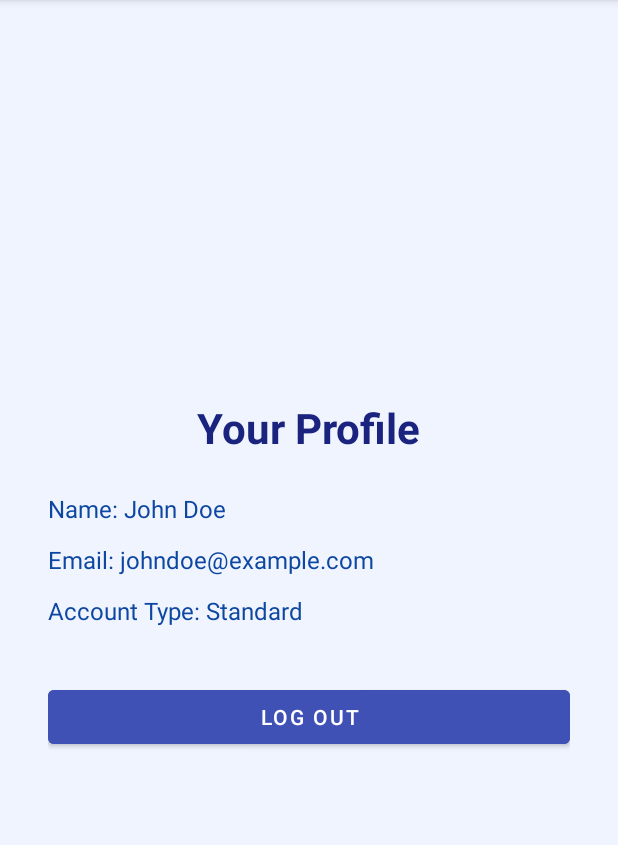
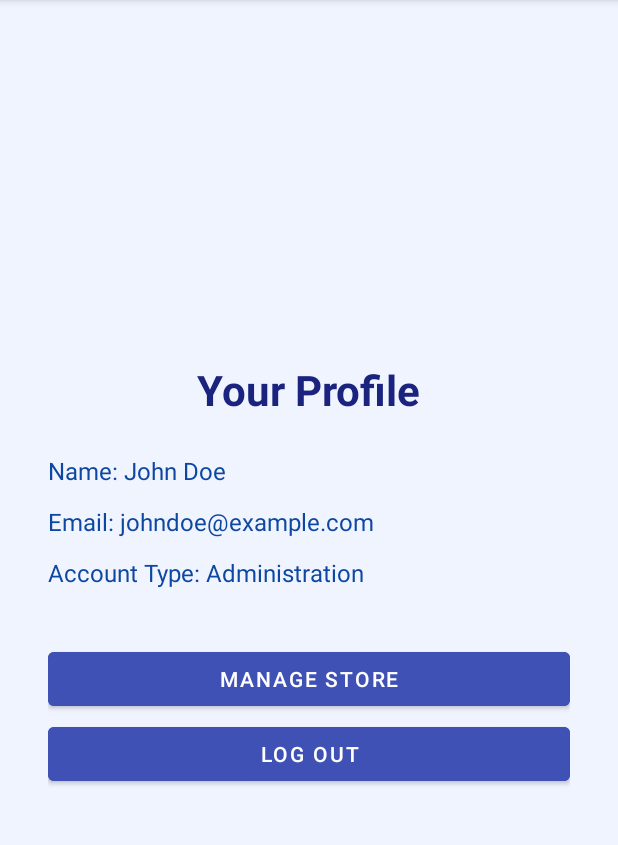
Before and after one commit to Elly08903/BinBuddy, an Android app: the ProfileActivity screen opened directly, with no data from a screen before it, on a phone screen of 412 x 824 dp, the part 84-929 px from its top. Run offline under Robolectric (Android 15) with nearby library versions, the phone set to English and light mode, and no system bars.

Commit message:
Added basic admin navigation

```diff
--- a/app/src/main/AndroidManifest.xml
+++ b/app/src/main/AndroidManifest.xml
@@ -28,6 +28,7 @@
         <activity android:name=".ItemDetailActivity" />
         <activity android:name=".ProfileActivity" />
         <activity android:name=".SettingsActivity" />
+        <activity android:name=".AdminNavActivity" />
 
     </application>
 
--- a/app/src/main/java/com/example/binbuddy/ProfileActivity.kt
+++ b/app/src/main/java/com/example/binbuddy/ProfileActivity.kt
@@ -1,11 +1,19 @@
 package com.example.binbuddy
 
+import android.content.Intent
 import android.os.Bundle
+import android.widget.Button
 import androidx.appcompat.app.AppCompatActivity
 
 class ProfileActivity : AppCompatActivity() {
     override fun onCreate(savedInstanceState: Bundle?) {
         super.onCreate(savedInstanceState)
         setContentView(R.layout.activity_profile)
+
+        val adminNav = findViewById<Button>(R.id.adminnav)
+
+        adminNav.setOnClickListener {
+            startActivity(Intent(this, AdminNavActivity::class.java))
+        }
     }
 }
--- a/app/src/main/res/layout/activity_profile.xml
+++ b/app/src/main/res/layout/activity_profile.xml
@@ -43,15 +43,25 @@
             android:layout_marginBottom="12dp" />
 
         <!-- Account Type -->
+
+        <!-- Placeholder for editing or logging out -->
         <TextView
             android:layout_width="match_parent"
             android:layout_height="wrap_content"
-            android:text="Account Type: Standard"
-            android:textSize="16sp"
+            android:layout_marginBottom="12dp"
+            android:text="Account Type: Administration"
             android:textColor="#0D47A1"
-            android:layout_marginBottom="12dp" />
+            android:textSize="16sp" />
 
-        <!-- Placeholder for editing or logging out -->
+        <Button
+            android:id="@+id/adminnav"
+            android:layout_width="match_parent"
+            android:layout_height="wrap_content"
+            android:text="Manage Store"
+            android:textColor="#FFFFFF"
+            android:backgroundTint="#3F51B5"
+            android:layout_marginTop="24dp" />
+
         <Button
             android:id="@+id/logoutButton"
             android:layout_width="match_parent"
@@ -59,6 +69,6 @@
             android:text="Log Out"
             android:textColor="#FFFFFF"
             android:backgroundTint="#3F51B5"
-            android:layout_marginTop="24dp" />
+            android:layout_marginTop="2dp" />
     </LinearLayout>
 </ScrollView>
```
Also changed, not shown: app/src/main/java/com/example/binbuddy/AdminNavActivity.kt (added, +12 -0 lines), app/src/main/res/layout/admin_navigation.xml (added, +43 -0 lines).
